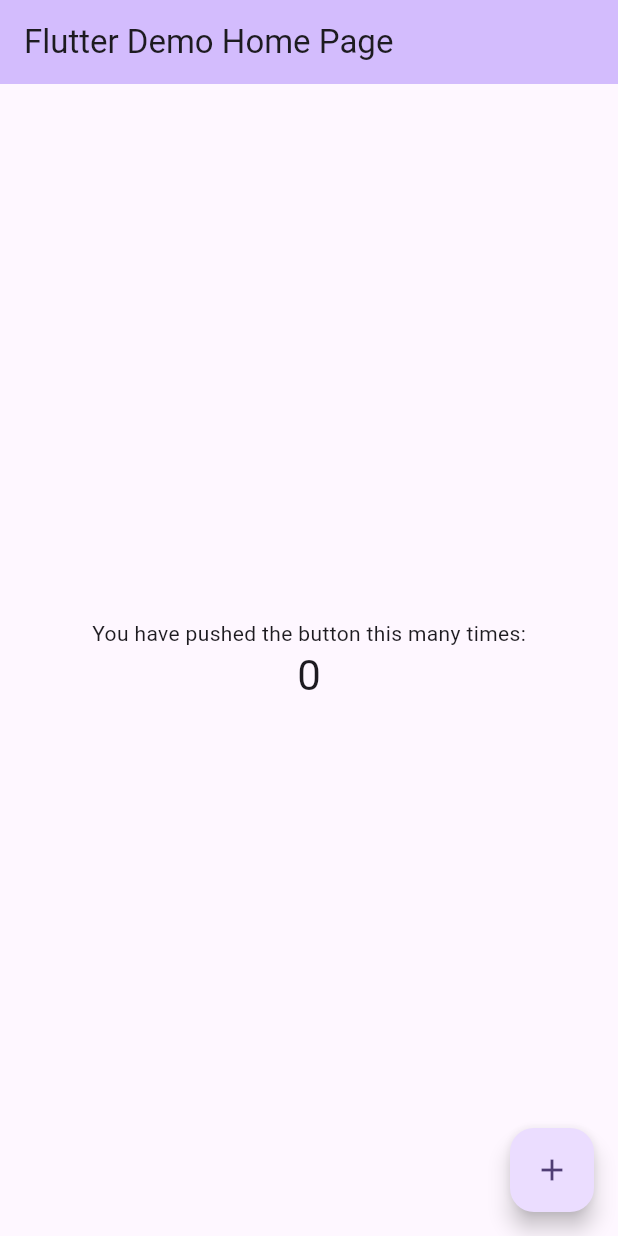
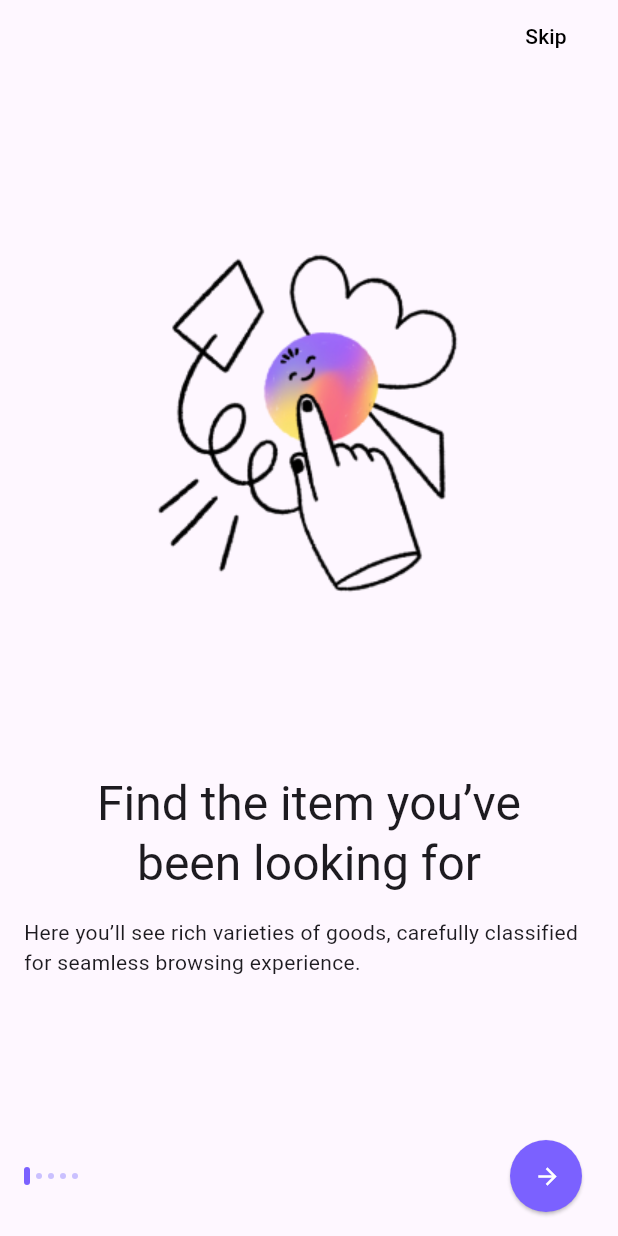
Before and after one commit to abuanwar072/Flutter-Study-Jam-GDG-Surabaya, a Flutter app: the screen it shows after launch, on a phone screen of 412 x 824 dp. Run offline on Flutter 3.47's test engine with Material 3 defaults, Android fonts, the phone set to English and light mode, and no system bars.

Commit message:
onboard screen done

```diff
--- a/lib/main.dart
+++ b/lib/main.dart
@@ -1,4 +1,5 @@
 import 'package:flutter/material.dart';
+import 'package:study_jam_shop/screens/onboard_screen.dart';
 
 void main() {
   runApp(const MyApp());
@@ -14,54 +15,7 @@ class MyApp extends StatelessWidget {
       theme: ThemeData(
         colorScheme: ColorScheme.fromSeed(seedColor: Colors.deepPurple),
       ),
-      home: const MyHomePage(title: 'Flutter Demo Home Page'),
+      home: const OnboardScreen(),
     );
   }
 }
-
-class MyHomePage extends StatefulWidget {
-  const MyHomePage({super.key, required this.title});
-
-  final String title;
-
-  @override
-  State<MyHomePage> createState() => _MyHomePageState();
-}
-
-class _MyHomePageState extends State<MyHomePage> {
-  int _counter = 0;
-
-  void _incrementCounter() {
-    setState(() {
-      _counter++;
-    });
-  }
-
-  @override
-  Widget build(BuildContext context) {
-    return Scaffold(
-      appBar: AppBar(
-        backgroundColor: Theme.of(context).colorScheme.inversePrimary,
-
-        title: Text(widget.title),
-      ),
-      body: Center(
-        child: Column(
-          mainAxisAlignment: MainAxisAlignment.center,
-          children: <Widget>[
-            const Text('You have pushed the button this many times:'),
-            Text(
-              '$_counter',
-              style: Theme.of(context).textTheme.headlineMedium,
-            ),
-          ],
-        ),
-      ),
-      floatingActionButton: FloatingActionButton(
-        onPressed: _incrementCounter,
-        tooltip: 'Increment',
-        child: const Icon(Icons.add),
-      ),
-    );
-  }
-}
--- /dev/null
+++ b/lib/screens/components/onboard_content.dart
@@ -0,0 +1,31 @@
+import 'package:flutter/material.dart';
+
+class OnboardContent extends StatelessWidget {
+  const OnboardContent({
+    super.key,
+    required this.image,
+    required this.title,
+    required this.description,
+  });
+
+  final String image, title, description;
+
+  @override
+  Widget build(BuildContext context) {
+    return Column(
+      children: [
+        Spacer(),
+        Image.asset(image, height: 250),
+        Spacer(),
+        Text(
+          title,
+          style: Theme.of(context).textTheme.headlineLarge,
+          textAlign: TextAlign.center,
+        ),
+        SizedBox(height: 16),
+        Text(description),
+        Spacer(),
+      ],
+    );
+  }
+}
--- /dev/null
+++ b/lib/screens/onboard_screen.dart
@@ -0,0 +1,108 @@
+import 'package:flutter/material.dart';
+import 'package:study_jam_shop/models/onboard.dart';
+
+import 'components/onboard_content.dart';
+
+class OnboardScreen extends StatefulWidget {
+  const OnboardScreen({super.key});
+
+  @override
+  State<OnboardScreen> createState() => _OnboardScreenState();
+}
+
+class _OnboardScreenState extends State<OnboardScreen> {
+  late PageController _pageController;
+  int _currentIndex = 0;
+
+  @override
+  void initState() {
+    _pageController = PageController();
+    super.initState();
+  }
+
+  @override
+  void dispose() {
+    _pageController.dispose();
+    super.dispose();
+  }
+
+  @override
+  Widget build(BuildContext context) {
+    return Scaffold(
+      body: SafeArea(
+        child: Padding(
+          padding: EdgeInsets.symmetric(horizontal: 16),
+          child: Column(
+            children: [
+              Align(
+                alignment: Alignment.centerRight,
+                child: TextButton(
+                  onPressed: () {},
+                  style: TextButton.styleFrom(foregroundColor: Colors.black),
+                  child: Text("Skip"),
+                ),
+              ),
+              Expanded(
+                child: PageView.builder(
+                  controller: _pageController,
+                  itemCount: onbordData.length,
+                  onPageChanged: (index) {
+                    setState(() {
+                      _currentIndex = index;
+                    });
+                  },
+                  itemBuilder:
+                      (context, index) => OnboardContent(
+                        title: onbordData[index].title,
+                        image: onbordData[index].image,
+                        description: onbordData[index].description,
+                      ),
+                ),
+              ),
+
+              Row(
+                mainAxisAlignment: MainAxisAlignment.spaceBetween,
+                children: [
+                  Row(
+                    children: [
+                      ...List.generate(
+                        onbordData.length,
+                        (index) => Container(
+                          margin: EdgeInsets.only(right: 4),
+                          height: _currentIndex == index ? 12 : 4,
+                          width: 4,
+                          decoration: BoxDecoration(
+                            color:
+                                _currentIndex == index
+                                    ? Color(0xFF7B61FF)
+                                    : Color(0xFFCAC0FF),
+                            borderRadius: BorderRadius.all(Radius.circular(2)),
+                          ),
+                        ),
+                      ),
+                    ],
+                  ),
+                  ElevatedButton(
+                    onPressed: () {
+                      _pageController.nextPage(
+                        duration: Duration(milliseconds: 260),
+                        curve: Curves.easeIn,
+                      );
+                    },
+                    style: ElevatedButton.styleFrom(
+                      backgroundColor: Color(0xFF7B61FF),
+                      shape: CircleBorder(),
+                      fixedSize: Size(48, 48),
+                    ),
+                    child: Icon(Icons.arrow_forward, color: Colors.white),
+                  ),
+                ],
+              ),
+              SizedBox(height: 16),
+            ],
+          ),
+        ),
+      ),
+    );
+  }
+}
```
